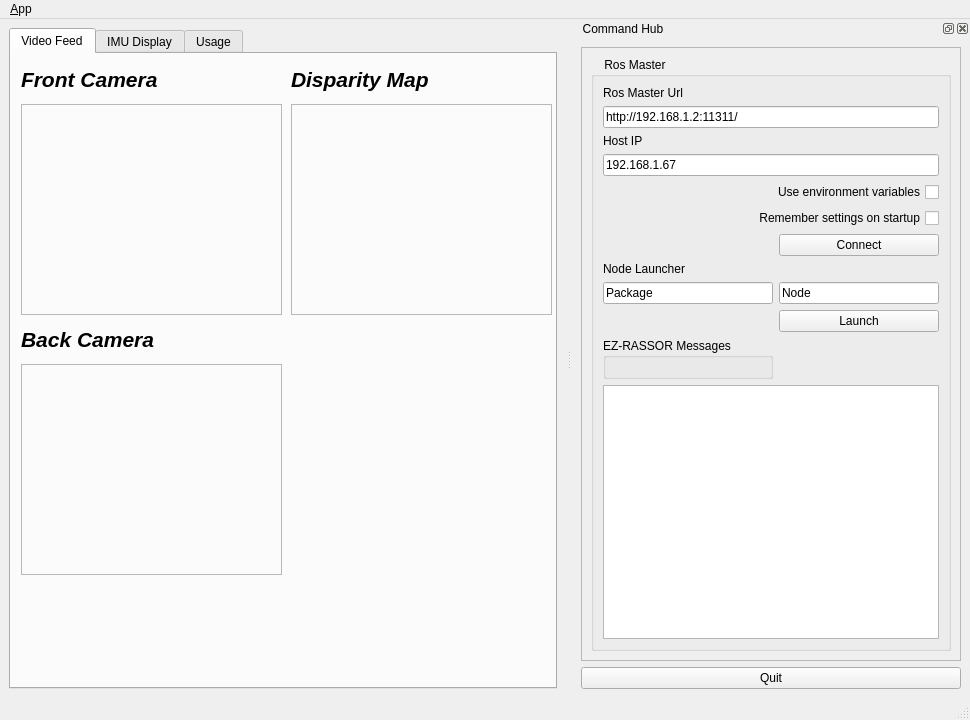
First picture: the form in packages/interfaces/ez_gui/ui/main_window.ui, repository FlaSpaceInst/EZ-RASSOR, before the edit.
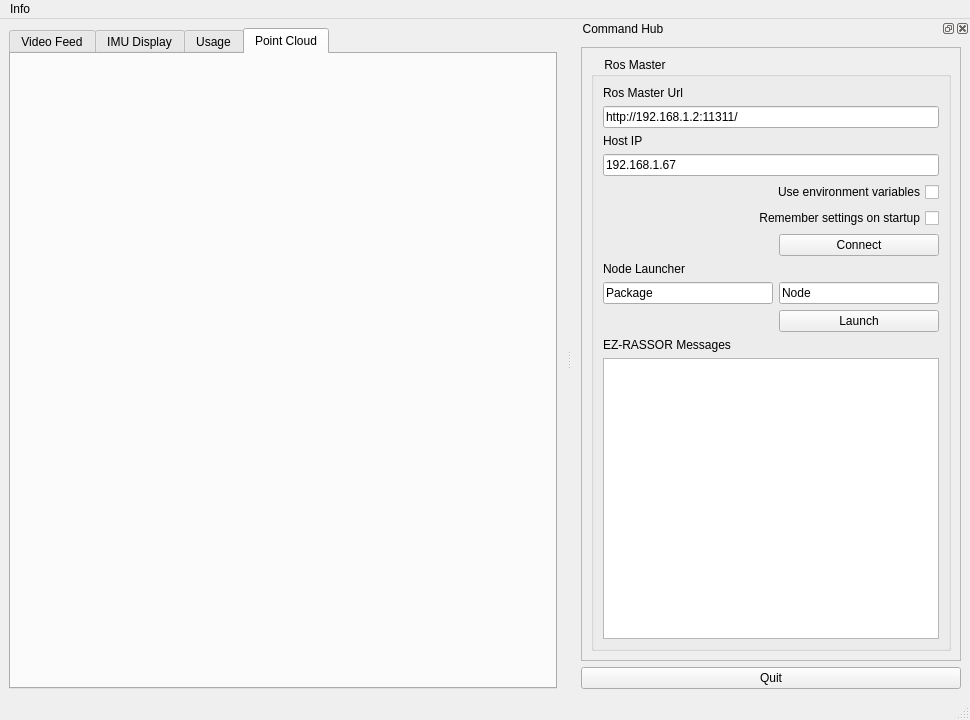
Second picture: the form after the edit. The open tabs and pages were chosen to show the change. Icons and pictures are not drawn.

Commit message: Added initial desparity image and point cloud visualization

```diff
--- a/packages/interfaces/ez_gui/ui/main_window.ui
+++ b/packages/interfaces/ez_gui/ui/main_window.ui
@@ -305,6 +305,22 @@
         </property>
        </widget>
       </widget>
+      <widget class="QWidget" name="tab_pc">
+       <attribute name="title">
+        <string>Point Cloud</string>
+       </attribute>
+       <widget class="QWidget" name="verticalLayoutWidget">
+        <property name="geometry">
+         <rect>
+          <x>19</x>
+          <y>9</y>
+          <width>521</width>
+          <height>601</height>
+         </rect>
+        </property>
+        <layout class="QVBoxLayout" name="pc_viewer"/>
+       </widget>
+      </widget>
      </widget>
     </item>
    </layout>
@@ -320,7 +336,7 @@
    </property>
    <widget class="QMenu" name="menu_File">
     <property name="title">
-     <string>&amp;App</string>
+     <string>Info</string>
     </property>
     <addaction name="separator"/>
     <addaction name="actionAbout"/>
@@ -375,6 +391,13 @@
            <string>    Ros Master</string>
           </property>
           <layout class="QGridLayout" name="gridLayout">
+           <item row="10" column="0">
+            <widget class="QLabel" name="label_12">
+             <property name="text">
+              <string>EZ-RASSOR Messages</string>
+             </property>
+            </widget>
+           </item>
            <item row="11" column="0" colspan="2">
             <widget class="QListView" name="view_logging"/>
            </item>
@@ -486,20 +509,6 @@
              </property>
             </widget>
            </item>
-           <item row="10" column="0">
-            <widget class="QGroupBox" name="groupBox_12">
-             <property name="sizePolicy">
-              <sizepolicy hsizetype="MinimumExpanding" vsizetype="Preferred">
-               <horstretch>0</horstretch>
-               <verstretch>0</verstretch>
-              </sizepolicy>
-             </property>
-             <property name="title">
-              <string>EZ-RASSOR Messages</string>
-             </property>
-             <layout class="QGridLayout" name="gridLayout_3"/>
-            </widget>
-           </item>
            <item row="9" column="1">
             <widget class="QPushButton" name="button_launch">
              <property name="text">
```
Left out of the diff: 28 changed lines with no effect on the pictures. The commit also changes 10 other files.
